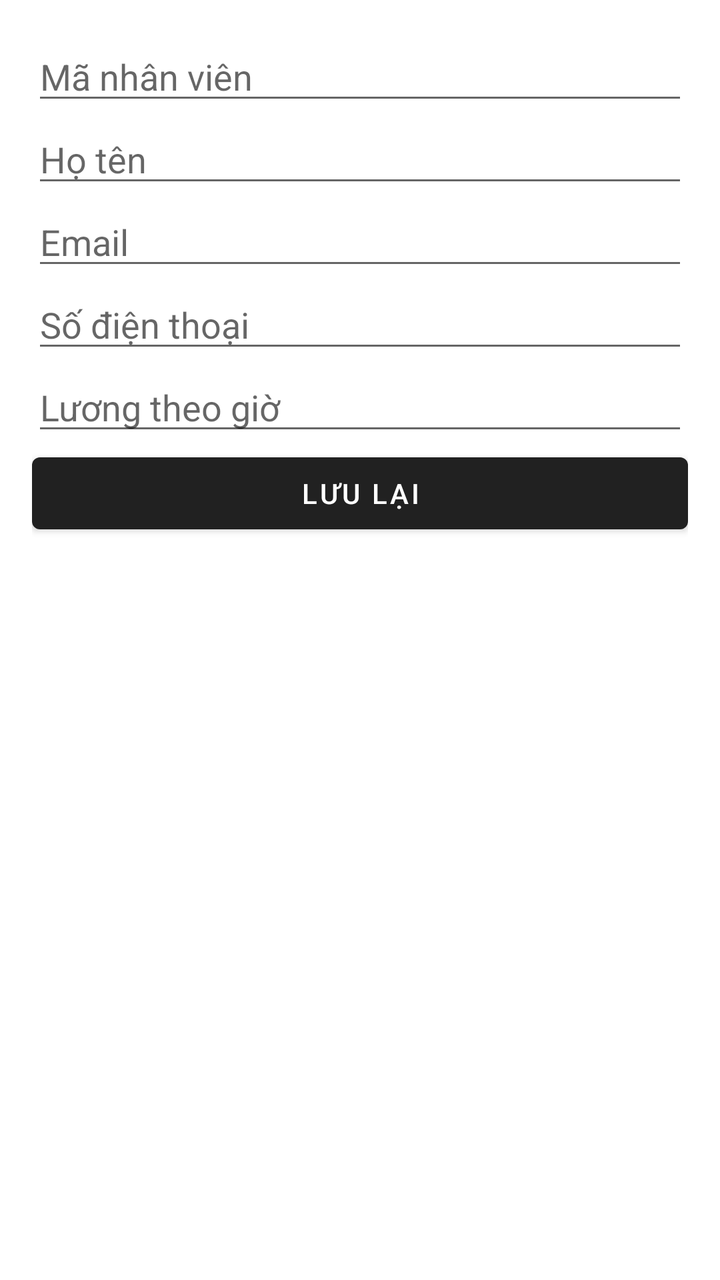
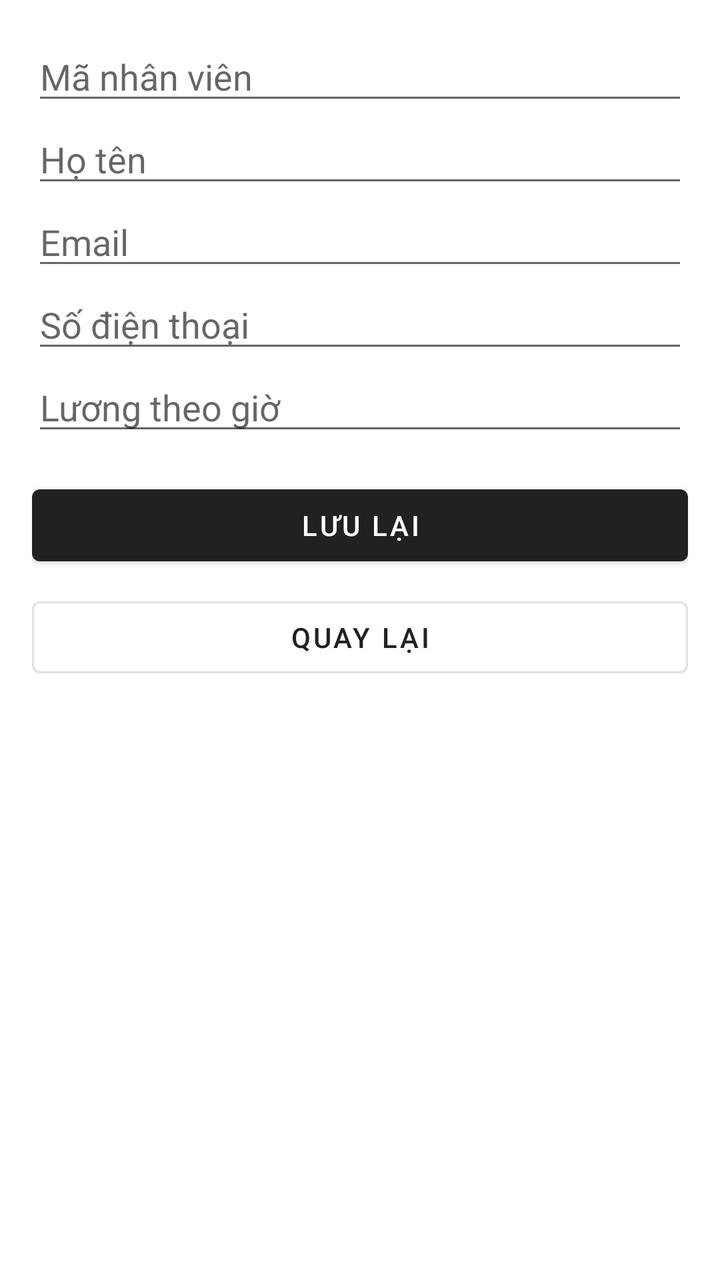

Compare the two renders of this Android layout. The source of the first and the diff that turns it into the second are given below.
<!-- AndroidManifest.xml: application theme Theme.MaterialComponents.DayNight.DarkActionBar -->
<!-- res/layout/activity_employee_form.xml -->
<?xml version="1.0" encoding="utf-8"?>
<LinearLayout xmlns:android="http://schemas.android.com/apk/res/android"
    android:layout_width="match_parent" android:layout_height="match_parent"
    android:orientation="vertical" android:padding="16dp">

    <EditText
        android:id="@+id/edtCode"
        android:layout_width="match_parent" android:layout_height="wrap_content"
        android:hint="Mã nhân viên" />

    <EditText
        android:id="@+id/edtName"
        android:layout_width="match_parent" android:layout_height="wrap_content"
        android:hint="Họ tên" />

    <EditText
        android:id="@+id/edtEmail"
        android:layout_width="match_parent" android:layout_height="wrap_content"
        android:hint="Email" />

    <EditText
        android:id="@+id/edtPhone"
        android:layout_width="match_parent" android:layout_height="wrap_content"
        android:hint="Số điện thoại" />

    <EditText
        android:id="@+id/edtRate"
        android:layout_width="match_parent" android:layout_height="wrap_content"
        android:hint="Lương theo giờ"
        android:inputType="numberDecimal" />

    <Button
        android:id="@+id/btnSave"
        android:layout_width="match_parent" android:layout_height="wrap_content"
        android:text="Lưu lại" />

    <Button
        android:id="@+id/btnDelete"
        android:layout_width="match_parent" android:layout_height="wrap_content"
        android:text="Xóa"
        android:visibility="gone" />

</LinearLayout>
<!-- resources referenced by this layout -->
<resources>

</resources>

<!-- the commit's change to res/layout/activity_employee_form.xml (unified diff, before → after) -->
@@ -1,43 +1,63 @@
 <?xml version="1.0" encoding="utf-8"?>
 <LinearLayout xmlns:android="http://schemas.android.com/apk/res/android"
-    android:layout_width="match_parent" android:layout_height="match_parent"
-    android:orientation="vertical" android:padding="16dp">
+    android:layout_width="match_parent"
+    android:layout_height="match_parent"
+    android:orientation="vertical"
+    android:padding="16dp">
 
     <EditText
         android:id="@+id/edtCode"
-        android:layout_width="match_parent" android:layout_height="wrap_content"
+        android:layout_width="match_parent"
+        android:layout_height="wrap_content"
         android:hint="Mã nhân viên" />
 
     <EditText
         android:id="@+id/edtName"
-        android:layout_width="match_parent" android:layout_height="wrap_content"
+        android:layout_width="match_parent"
+        android:layout_height="wrap_content"
         android:hint="Họ tên" />
 
     <EditText
         android:id="@+id/edtEmail"
-        android:layout_width="match_parent" android:layout_height="wrap_content"
+        android:layout_width="match_parent"
+        android:layout_height="wrap_content"
         android:hint="Email" />
 
     <EditText
         android:id="@+id/edtPhone"
-        android:layout_width="match_parent" android:layout_height="wrap_content"
+        android:layout_width="match_parent"
+        android:layout_height="wrap_content"
         android:hint="Số điện thoại" />
 
     <EditText
         android:id="@+id/edtRate"
-        android:layout_width="match_parent" android:layout_height="wrap_content"
+        android:layout_width="match_parent"
+        android:layout_height="wrap_content"
         android:hint="Lương theo giờ"
         android:inputType="numberDecimal" />
 
     <Button
         android:id="@+id/btnSave"
-        android:layout_width="match_parent" android:layout_height="wrap_content"
+        android:layout_width="match_parent"
+        android:layout_height="wrap_content"
+        android:layout_marginTop="16dp"
         android:text="Lưu lại" />
 
     <Button
         android:id="@+id/btnDelete"
-        android:layout_width="match_parent" android:layout_height="wrap_content"
-        android:text="Xóa"
+        android:layout_width="match_parent"
+        android:layout_height="wrap_content"
+        android:layout_marginTop="8dp"
+        android:backgroundTint="#D32F2F"
+        android:text="Xóa nhân viên"
         android:visibility="gone" />
 
+    <Button
+        android:id="@+id/btnBack"
+        style="@style/Widget.MaterialComponents.Button.OutlinedButton"
+        android:layout_width="match_parent"
+        android:layout_height="wrap_content"
+        android:layout_marginTop="8dp"
+        android:text="Quay lại" />
+
 </LinearLayout>
